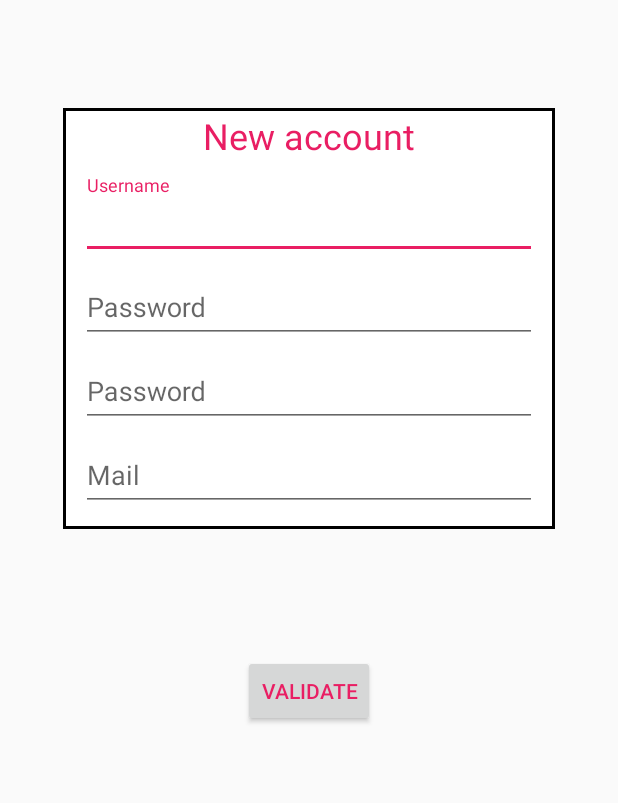
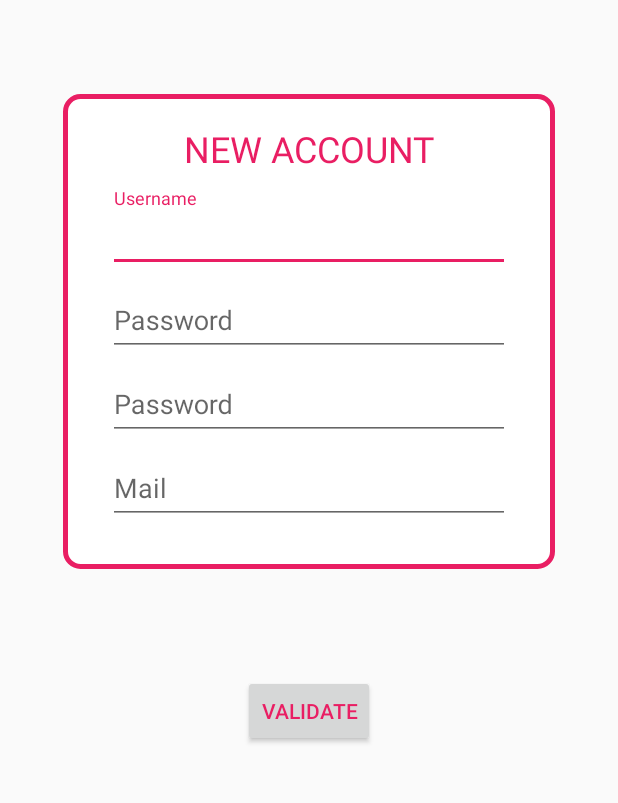
Before and after one commit to arthurbourret/ENTMobile, an Android app: the CreateAccount screen opened directly, with no data from a screen before it, on a phone screen of 412 x 824 dp, the part 384-1187 px from its top. Run offline under Robolectric (Android 15) with nearby library versions, the phone set to English and light mode, and no system bars.

Commit message:
Small edit to the log in / account creation UIs

```diff
--- /dev/null
+++ b/app/src/main/res/drawable/app_res_bg_login.xml
@@ -0,0 +1,11 @@
+<?xml version="1.0" encoding="UTF-8"?>
+<shape xmlns:android="http://schemas.android.com/apk/res/android">
+    <solid android:color="#FFFFFF"/>
+
+    <!--Sert a faire le contour-->
+    <stroke
+        android:width="3dp"
+        android:color="#E91E63" />
+
+    <corners android:radius="10dp"/>
+</shape>
--- a/app/src/main/res/layout/activity_create_account.xml
+++ b/app/src/main/res/layout/activity_create_account.xml
@@ -27,9 +27,9 @@
         android:layout_marginLeft="32dp"
         android:layout_marginEnd="32dp"
         android:layout_marginRight="32dp"
-        android:background="#000000"
+        android:background="@drawable/app_res_bg_login"
         android:orientation="vertical"
-        android:padding="2dp"
+        android:padding="20dp"
         app:layout_constraintBottom_toBottomOf="parent"
         app:layout_constraintEnd_toEndOf="parent"
         app:layout_constraintStart_toStartOf="parent"
--- a/app/src/main/res/layout/activity_login.xml
+++ b/app/src/main/res/layout/activity_login.xml
@@ -26,9 +26,9 @@
         android:layout_marginLeft="32dp"
         android:layout_marginEnd="32dp"
         android:layout_marginRight="32dp"
-        android:background="#000000"
+        android:background="@drawable/app_res_bg_login"
         android:orientation="vertical"
-        android:padding="2dp"
+        android:padding="20dp"
         app:layout_constraintBottom_toBottomOf="parent"
         app:layout_constraintEnd_toEndOf="parent"
         app:layout_constraintStart_toStartOf="parent"
--- a/app/src/main/res/values/strings.xml
+++ b/app/src/main/res/values/strings.xml
@@ -17,11 +17,11 @@
     <!-- Login -->
     <string name="username">Username</string>
     <string name="password">Password</string>
-    <string name="login">Log In</string>
+    <string name="login">LOG IN</string>
     <string name="createAccount">Create Account</string>
 
     <!-- New acount -->
-    <string name="newAccount">New account</string>
+    <string name="newAccount">NEW ACCOUNT</string>
     <string name="group">Group</string>
     <string name="mail">Mail</string>
     <string name="validate">Validate</string>
```
